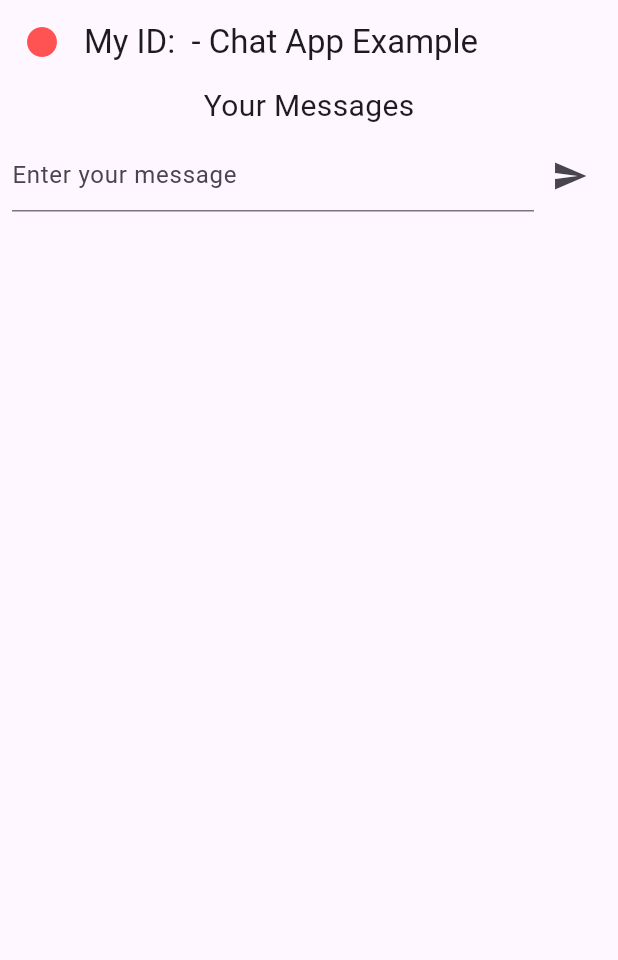
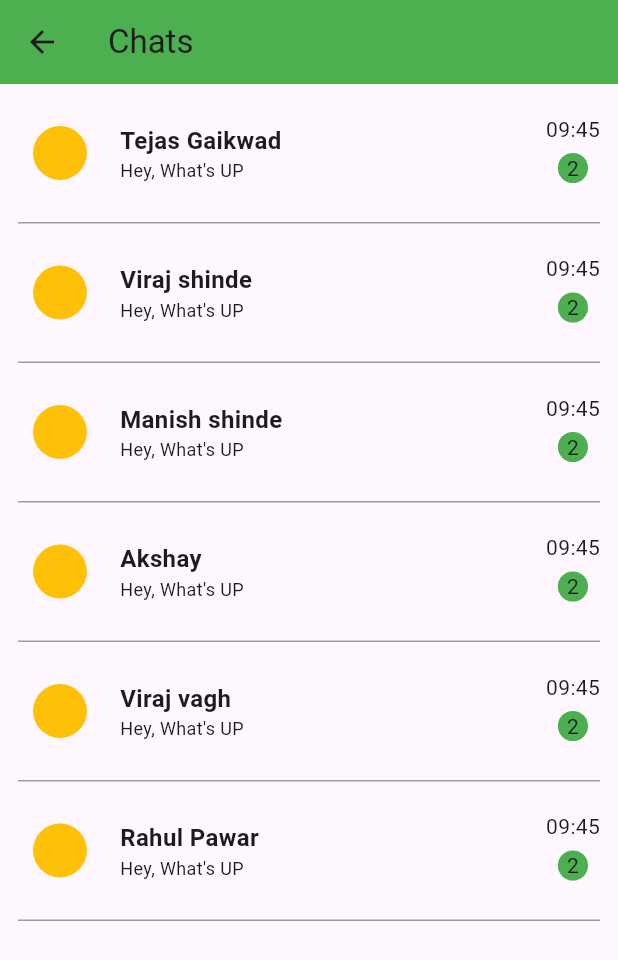
Before and after one commit to Tejas-gaikwad/web_socket_flutter_node_express, a Flutter app: the screen it shows after launch, after a tap on "OK", on a phone screen of 412 x 824 dp. Shown: the top 960 px of the screen. Run offline on Flutter 3.47's test engine with Material 3 defaults, Android fonts, the phone set to English and light mode, and no system bars; network calls fail.

Commit message:
added websocket realt time chat  feature, working file, added all chat screen, and id screen and single chat screen

```diff
--- /dev/null
+++ b/web_socket_project_using_flutter/lib/all_chat_screen.dart
@@ -0,0 +1,185 @@
+import 'package:flutter/material.dart';
+
+import 'chat_screen.dart';
+
+class AllChatsScreen extends StatefulWidget {
+  final String myId;
+  const AllChatsScreen({super.key, required this.myId});
+
+  @override
+  State<AllChatsScreen> createState() => _AllChatsScreenState();
+}
+
+class _AllChatsScreenState extends State<AllChatsScreen> {
+  late TextEditingController _idController;
+
+  List<ProfileModel> chatList = [];
+
+  @override
+  void initState() {
+    super.initState();
+    chatList = [
+      ProfileModel(
+        chatId: '111',
+        name: 'Tejas Gaikwad',
+      ),
+      ProfileModel(
+        chatId: '222',
+        name: 'Viraj shinde',
+      ),
+      ProfileModel(
+        chatId: '333',
+        name: 'Manish shinde',
+      ),
+      ProfileModel(
+        chatId: '444',
+        name: 'Akshay',
+      ),
+      ProfileModel(
+        chatId: '555',
+        name: 'Viraj vagh',
+      ),
+      ProfileModel(
+        chatId: '666',
+        name: 'Rahul Pawar',
+      ),
+    ];
+    _idController = TextEditingController();
+  }
+
+  @override
+  void dispose() {
+    _idController = TextEditingController();
+    super.dispose();
+  }
+
+  @override
+  Widget build(BuildContext context) {
+    return Scaffold(
+      appBar: AppBar(
+        automaticallyImplyLeading: true,
+        title: const Text('Chats'),
+        backgroundColor: Colors.green,
+      ),
+      body: SafeArea(
+        child: Container(
+          height: MediaQuery.of(context).size.height,
+          child: SingleChildScrollView(
+            child: Column(
+              crossAxisAlignment: CrossAxisAlignment.start,
+              children: [
+                ListView.builder(
+                  shrinkWrap: true,
+                  itemCount: chatList.length,
+                  itemBuilder: (context, index) {
+                    return individualChatCard(
+                      myId: widget.myId,
+                      lastMessage: "Hey, What's UP",
+                      userName: chatList[index].name,
+                      profileChatId: chatList[index].chatId,
+                    );
+                  },
+                )
+              ],
+            ),
+          ),
+        ),
+      ),
+    );
+  }
+
+  Widget individualChatCard({
+    required String myId,
+    required String userName,
+    required String lastMessage,
+    required String profileChatId,
+  }) {
+    return InkWell(
+      onTap: () {
+        Navigator.push(context, MaterialPageRoute(
+          builder: (context) {
+            return ChatScreen(
+              myId: myId,
+              profileName: userName,
+              recieverid: profileChatId,
+            );
+          },
+        ));
+      },
+      child: Container(
+        margin: const EdgeInsets.symmetric(horizontal: 12),
+        padding: const EdgeInsets.symmetric(
+          vertical: 20,
+        ),
+        decoration: const BoxDecoration(
+          border: Border(
+            bottom: BorderSide(
+              color: Colors.grey,
+            ),
+          ),
+        ),
+        child: Row(
+          mainAxisAlignment: MainAxisAlignment.spaceBetween,
+          children: [
+            Row(
+              children: [
+                Container(
+                  margin: const EdgeInsets.symmetric(horizontal: 10),
+                  padding: const EdgeInsets.all(18.0),
+                  decoration: const BoxDecoration(
+                    shape: BoxShape.circle,
+                    color: Colors.amber,
+                  ),
+                ),
+                const SizedBox(width: 12),
+                Container(
+                  child: Column(
+                    crossAxisAlignment: CrossAxisAlignment.start,
+                    children: [
+                      Text(
+                        userName,
+                        style: const TextStyle(
+                          fontWeight: FontWeight.bold,
+                          fontSize: 16,
+                        ),
+                      ),
+                      Text(
+                        lastMessage,
+                        style: const TextStyle(
+                          fontWeight: FontWeight.normal,
+                          fontSize: 12,
+                        ),
+                      ),
+                    ],
+                  ),
+                ),
+              ],
+            ),
+            Column(
+              children: [
+                Text('09:45'),
+                Container(
+                    padding: EdgeInsets.all(6.0),
+                    decoration: BoxDecoration(
+                      shape: BoxShape.circle,
+                      color: Colors.green,
+                    ),
+                    child: Text('2')),
+              ],
+            )
+          ],
+        ),
+      ),
+    );
+  }
+}
+
+class ProfileModel {
+  final String chatId;
+  final String name;
+
+  ProfileModel({
+    required this.chatId,
+    required this.name,
+  });
+}
--- a/web_socket_project_using_flutter/lib/chat_screen.dart
+++ b/web_socket_project_using_flutter/lib/chat_screen.dart
@@ -4,10 +4,14 @@ import 'package:flutter/material.dart';
 import 'package:web_socket_channel/io.dart';
 
 class ChatScreen extends StatefulWidget {
-  final String myid;
+  final String recieverid;
+  final String profileName;
+  final String myId;
   const ChatScreen({
     super.key,
-    required this.myid,
+    required this.recieverid,
+    required this.profileName,
+    required this.myId,
   });
 
   @override
@@ -17,65 +21,64 @@ class ChatScreen extends StatefulWidget {
 class _ChatScreenState extends State<ChatScreen> {
   late IOWebSocketChannel _channel;
 
-  bool connected = false; // boolean value to track connection status
+  bool connected = false;
 
-  String myid = ""; //my id
-  String recieverid = "111"; //reciever id
-  // swap myid and recieverid value on another mobile to test send and recieve
+  String myid = "";
+  String recieverid = "";
   String auth = "chatapphdfgjd34534hjdfk"; //auth key
 
   List<MessageData> msglist = [];
 
   TextEditingController msgtext = TextEditingController();
 
+  bool typing = false;
+
   @override
   void initState() {
     super.initState();
-    myid = widget.myid;
+    myid = widget.myId;
+    recieverid = widget.recieverid;
 
     channelconnect();
   }
 
   channelconnect() {
     try {
-      print('TRYING TO CONNECT TO SOCKET 1 ->>>>>>>>>>>>>>>>>>>>>>>>>>');
       _channel = IOWebSocketChannel.connect('ws://10.0.2.2:6060/$myid');
-      print('TRYING TO CONNECT TO SOCKET 2 ->>>>>>>>>>>>>>>>>>>>>>>>>>');
       _channel.stream.listen(
         (message) {
-          print("message   ->>>>>>>>>>>>>     " + message);
           setState(() {
             if (message == "connected") {
               connected = true;
               setState(() {});
-              print("Connection establised.");
-            } else if (message == "send:success") {
-              print("Message send success");
+            } else if (message.startsWith("send:success")) {
               setState(() {
                 msgtext.text = "";
               });
             } else if (message == "send:error") {
               print("Message send error");
+            } else if (message == "Typing...") {
+              setState(() {
+                typing = true;
+              });
             } else if (message.substring(0, 6) == "{'cmd'") {
-              print("Message data");
               message = message.replaceAll(RegExp("'"), '"');
               var jsondata = json.decode(message);
               msglist.add(MessageData(
-                //on message recieve, add data to model
                 msgtext: jsondata["msgtext"],
                 userid: jsondata["userid"],
                 isme: false,
               ));
-              setState(() {
-                //update UI after adding data to message model
-              });
+              setState(() {});
             }
           });
         },
         onDone: () {
           //if WebSocket is disconnected
           print("Web socket is closed");
+
           setState(() {
+            typing = false;
             connected = false;
           });
         },
@@ -88,8 +91,12 @@ class _ChatScreenState extends State<ChatScreen> {
     }
   }
 
+  var i = 0;
+
   Future<void> sendmsg(String sendmsg, String id) async {
+    print('i  ->>>>>>>>>>>>>>>>>>>>>>>>>>>>>>>    ${i++}');
     if (connected == true) {
+      print('connected 1 ->>>>>>>>>>>>>>>>>>>>>>>>>>>>>>>    ${connected}');
       String msg =
           "{'auth':'$auth','cmd':'send','userid':'$id', 'msgtext':'$sendmsg'}";
       setState(() {
@@ -98,6 +105,7 @@ class _ChatScreenState extends State<ChatScreen> {
       });
       _channel.sink.add(msg); //send message to reciever channel
     } else {
+      print('connected 2 ->>>>>>>>>>>>>>>>>>>>>>>>>>>>>>>    ${connected}');
       channelconnect();
       print("Websocket is not connected.");
     }
@@ -107,34 +115,36 @@ class _ChatScreenState extends State<ChatScreen> {
   Widget build(BuildContext context) {
     return Scaffold(
       appBar: AppBar(
-        title: Text("My ID: $myid - Chat App Example"),
-        leading: Icon(Icons.circle,
-            color: connected ? Colors.greenAccent : Colors.redAccent),
-        //if app is connected to node.js then it will be gree, else red.
+        elevation: 1.0,
+        automaticallyImplyLeading: true,
+        backgroundColor: Colors.blue,
+        title: Text("My ID: $myid to $recieverid" +
+            "  ${typing == true ? 'typing...' : ""}    "),
+        leading: Icon(
+          Icons.circle,
+          color: connected
+              ? const Color.fromARGB(255, 0, 238, 20)
+              : Colors.redAccent,
+        ),
         titleSpacing: 0,
       ),
-      body: SingleChildScrollView(
-        child: Column(
+      body: Container(
+        height: MediaQuery.of(context).size.height,
+        width: double.infinity,
+        child: Stack(
           children: [
-            Container(
-              child: Text("Your Messages", style: TextStyle(fontSize: 20)),
-            ),
-
-            Container(
-                child: Column(
+            Column(
               children: msglist.map((onemsg) {
                 return Container(
                     margin: EdgeInsets.only(
-                      //if is my message, then it has margin 40 at left
                       left: onemsg.isme ? 40 : 0,
                       right: onemsg.isme ? 0 : 40, //else margin at right
                     ),
                     child: Card(
                         color: onemsg.isme ? Colors.blue[100] : Colors.red[100],
-                        //if its my message then, blue background else red background
                         child: Container(
                           width: double.infinity,
-                          padding: EdgeInsets.all(15),
+                          padding: const EdgeInsets.all(15),
                           child: Column(
                             crossAxisAlignment: CrossAxisAlignment.start,
                             children: [
@@ -143,43 +153,29 @@ class _ChatScreenState extends State<ChatScreen> {
                                       ? "ID: ME"
                                       : "ID: " + onemsg.userid)),
                               Container(
-                                margin: EdgeInsets.only(top: 10, bottom: 10),
                                 child: Text("Message: " + onemsg.msgtext,
-                                    style: TextStyle(fontSize: 17)),
+                                    style: const TextStyle(fontSize: 17)),
                               ),
                             ],
                           ),
                         )));
               }).toList(),
-            )),
-
-            // Row(
-            //   children: [
-            //     Expanded(
-            //       child: StreamBuilder(
-            //         stream: _channel.stream,
-            //         builder: (context, snapshot) {
-            //           final data = snapshot.connectionState;
-            //           print('DATA  ->>>>>   ${data}');
-            //           return Container(
-            //               padding: const EdgeInsets.symmetric(
-            //                   horizontal: 12, vertical: 10),
-            //               color: Colors.amber,
-            //               child: Text(data.toString()));
-            //         },
-            //       ),
-            //     ),
-            //   ],
-            // ),
-            Padding(
+            ),
+            Align(
+              alignment: Alignment.bottomCenter,
+              child: Container(
+                color: Colors.amber,
                 padding: const EdgeInsets.all(8.0),
                 child: Row(
                   children: [
                     Expanded(
                       child: TextField(
+                        onChanged: (value) {
+                          // _channel.sink.add('{'typing'}');  // TODO add typing logic herer--------------
+                        },
                         controller: msgtext,
-                      decoration:
-                          const InputDecoration(hintText: 'Enter your message'),
+                        decoration: const InputDecoration(
+                            hintText: 'Enter your message'),
                       ),
                     ),
                     IconButton(
@@ -206,6 +202,7 @@ class _ChatScreenState extends State<ChatScreen> {
                   ],
                 ),
               ),
+            ),
           ],
         ),
       ),
--- a/web_socket_project_using_flutter/lib/id_screen.dart
+++ b/web_socket_project_using_flutter/lib/id_screen.dart
@@ -1,15 +1,16 @@
 import 'package:flutter/material.dart';
 
+import 'all_chat_screen.dart';
 import 'chat_screen.dart';
 
-class InputIdScreen extends StatefulWidget {
-  const InputIdScreen({super.key});
+class IdScreen extends StatefulWidget {
+  const IdScreen({super.key});
 
   @override
-  State<InputIdScreen> createState() => _InputIdScreenState();
+  State<IdScreen> createState() => _IdScreenState();
 }
 
-class _InputIdScreenState extends State<InputIdScreen> {
+class _IdScreenState extends State<IdScreen> {
   late TextEditingController _idController;
 
   @override
@@ -19,17 +20,13 @@ class _InputIdScreenState extends State<InputIdScreen> {
   }
 
   @override
-  void dispose() {
-    _idController = TextEditingController();
-    super.dispose();
-  }
-
-  @override
   Widget build(BuildContext context) {
     return Scaffold(
+      appBar: AppBar(
+        backgroundColor: Colors.green,
+      ),
       body: SafeArea(
         child: Container(
-          height: MediaQuery.of(context).size.height,
           child: Column(
             crossAxisAlignment: CrossAxisAlignment.center,
             mainAxisAlignment: MainAxisAlignment.center,
@@ -53,22 +50,23 @@ class _InputIdScreenState extends State<InputIdScreen> {
                     context,
                     MaterialPageRoute(
                       builder: (context) {
-                        return ChatScreen(
-                          myid: _idController.text,
+                        return AllChatsScreen(
+                          myId: _idController.text,
                         );
                       },
                     ),
                   );
                 },
                 child: Container(
-                    padding: const EdgeInsets.symmetric(
-                        horizontal: 20, vertical: 16),
-                    decoration: BoxDecoration(
-                      color: Colors.orange,
-                      borderRadius: BorderRadius.circular(8.0),
-                    ),
-                    child: const Text('OK')),
-              )
+                  padding:
+                      const EdgeInsets.symmetric(horizontal: 20, vertical: 16),
+                  decoration: BoxDecoration(
+                    color: Colors.orange,
+                    borderRadius: BorderRadius.circular(8.0),
+                  ),
+                  child: const Text('OK'),
+                ),
+              ),
             ],
           ),
         ),
--- a/web_socket_project_using_flutter/lib/main.dart
+++ b/web_socket_project_using_flutter/lib/main.dart
@@ -1,6 +1,7 @@
 import 'package:flutter/material.dart';
 
 import 'chat_screen.dart';
+import 'all_chat_screen.dart';
 import 'id_screen.dart';
 
 void main() {
@@ -19,7 +20,7 @@ class MyApp extends StatelessWidget {
         colorScheme: ColorScheme.fromSeed(seedColor: Colors.deepPurple),
         useMaterial3: true,
       ),
-      home: InputIdScreen(),
+      home: IdScreen(),
     );
   }
 }
```
Also changed, not shown: 2 other files. Lines whose indentation alone changed are shown as unchanged.
